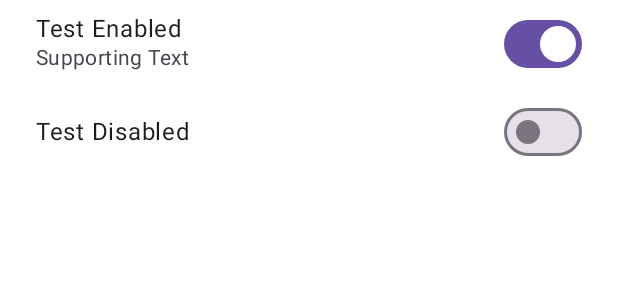
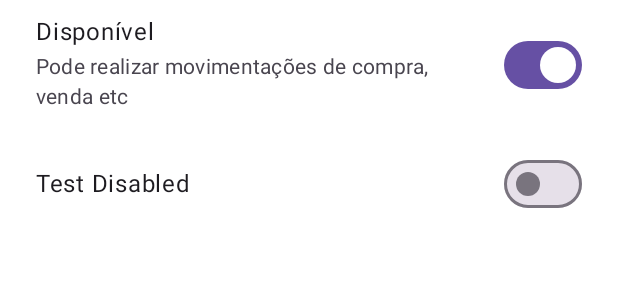
Before and after one commit to gabrielwbenatti/cosmetika, an Android app built with Jetpack Compose: the @Preview function PrevCKSwitchTile, on a phone screen of 412 x 824 dp. Shown: the top 300 px of the screen. Run offline under Robolectric (Android 15) with nearby library versions, the phone set to English and light mode, and no system bars.

Commit message:
modificações nos componentes

```diff
--- a/CosmetikaApp/app/build.gradle.kts
+++ b/CosmetikaApp/app/build.gradle.kts
@@ -61,6 +61,8 @@ dependencies {
     implementation(libs.androidx.material3)
     implementation(libs.androidx.navigation.compose)
     implementation(libs.androidx.material3.android)
+    implementation(libs.androidx.room.runtime)
+    annotationProcessor(libs.androidx.room.compiler)
     testImplementation(libs.junit)
     androidTestImplementation(libs.androidx.junit)
     androidTestImplementation(libs.androidx.espresso.core)
--- a/CosmetikaApp/app/src/main/java/com/nittbae/cosmetika/ui/components/base/CKTile.kt
+++ b/CosmetikaApp/app/src/main/java/com/nittbae/cosmetika/ui/components/base/CKTile.kt
@@ -3,6 +3,7 @@ package com.nittbae.cosmetika.ui.components.base
 import androidx.compose.foundation.hoverable
 import androidx.compose.foundation.layout.Arrangement
 import androidx.compose.foundation.layout.Row
+import androidx.compose.foundation.layout.RowScope
 import androidx.compose.foundation.layout.fillMaxWidth
 import androidx.compose.foundation.layout.padding
 import androidx.compose.material3.ColorScheme
@@ -20,17 +21,19 @@ fun CKTile(
         horizontalArrangement: Arrangement.Horizontal = Arrangement.SpaceBetween,
         verticalAlignment: Alignment.Vertical = Alignment.CenterVertically,
         color: Color = MaterialTheme.colorScheme.surfaceContainerLowest,
-    content: @Composable () -> Unit
+        content: @Composable RowScope.() -> Unit
 ) {
     Surface(color = color) {
         Row(
                 modifier = modifier
                         .fillMaxWidth()
-                .padding(horizontal = CKLayout.H_PADDING, vertical = CKLayout.V_PADDING / 3),
+                        .padding(horizontal = CKLayout.H_PADDING, vertical = CKLayout.V_PADDING),
                 horizontalArrangement = horizontalArrangement,
                 verticalAlignment = verticalAlignment,
         ) {
             content()
         }
     }
+
+
 }
--- a/CosmetikaApp/app/src/main/java/com/nittbae/cosmetika/ui/components/ckswitch/CKSwitchTile.kt
+++ b/CosmetikaApp/app/src/main/java/com/nittbae/cosmetika/ui/components/ckswitch/CKSwitchTile.kt
@@ -2,7 +2,9 @@ package com.nittbae.cosmetika.ui.components.ckswitch
 
 import androidx.compose.foundation.clickable
 import androidx.compose.foundation.layout.Arrangement
+import androidx.compose.foundation.layout.Box
 import androidx.compose.foundation.layout.Column
+import androidx.compose.foundation.layout.padding
 import androidx.compose.foundation.lazy.LazyColumn
 import androidx.compose.material3.MaterialTheme
 import androidx.compose.material3.Switch
@@ -10,7 +12,10 @@ import androidx.compose.material3.Text
 import androidx.compose.runtime.Composable
 import androidx.compose.ui.Modifier
 import androidx.compose.ui.tooling.preview.Preview
+import androidx.compose.ui.unit.dp
 import com.nittbae.cosmetika.ui.components.base.CKTile
+import com.nittbae.cosmetika.ui.components.ckdivider.CKHorizontalDivider
+import com.nittbae.cosmetika.ui.theme.CKLayout
 import com.nittbae.cosmetika.ui.theme.CosmetikaTheme
 
 @Composable
@@ -30,6 +35,7 @@ fun CKSwitchTile(
             horizontalArrangement = Arrangement.SpaceBetween,
             color = colorScheme.surfaceContainerLowest
     ) {
+        Box(modifier = Modifier.weight(1f)) {
             Column {
                 Text(
                         text = headline,
@@ -41,15 +47,20 @@ fun CKSwitchTile(
 
                 if (supportingText != null)
                     Text(
+                            modifier = Modifier.padding(top = 4.dp),
                             text = supportingText,
                             maxLines = 3,
-                    style = typo.bodyMedium.copy(
-                        color = colorScheme.onSurfaceVariant
-                    )
+                            color = colorScheme.onSurfaceVariant,
+                            style = typo.bodyMedium
                     )
             }
+        }
 
-        Switch(checked = checked, onCheckedChange = onClick)
+        Switch(
+                modifier = Modifier.padding(start = CKLayout.H_PADDING),
+                checked = checked,
+                onCheckedChange = onClick
+        )
     }
 }
 
@@ -60,8 +71,8 @@ private fun PrevCKSwitchTile() {
         LazyColumn {
             item {
                 CKSwitchTile(
-                    headline = "Test Enabled",
-                    supportingText = "Supporting Text",
+                        headline = "Disponível",
+                        supportingText = "Pode realizar movimentações de compra, venda etc",
                         checked = true,
                         onClick = {}
                 )
--- a/CosmetikaApp/app/src/main/java/com/nittbae/cosmetika/ui/page/home/products/detail/ProductsDetailPage.kt
+++ b/CosmetikaApp/app/src/main/java/com/nittbae/cosmetika/ui/page/home/products/detail/ProductsDetailPage.kt
@@ -25,6 +25,7 @@ import com.nittbae.cosmetika.ui.components.base.CKGroupItems
 import com.nittbae.cosmetika.ui.components.base.CKOutlinedTextField
 import com.nittbae.cosmetika.ui.components.base.CKScaffold
 import com.nittbae.cosmetika.ui.components.base.CKSubtitle
+import com.nittbae.cosmetika.ui.components.base.CKTile
 import com.nittbae.cosmetika.ui.components.ckdivider.CKHorizontalDivider
 import com.nittbae.cosmetika.ui.components.ckswitch.CKSwitchTile
 import com.nittbae.cosmetika.ui.components.cktextfield.CKTextField
--- a/CosmetikaApp/app/src/main/java/com/nittbae/cosmetika/ui/theme/CKLayout.kt
+++ b/CosmetikaApp/app/src/main/java/com/nittbae/cosmetika/ui/theme/CKLayout.kt
@@ -3,7 +3,7 @@ package com.nittbae.cosmetika.ui.theme
 import androidx.compose.ui.unit.dp
 
 
-object CKLayout {
+object  CKLayout {
     val H_PADDING = 24.dp
-    val V_PADDING = 16.dp
+    val V_PADDING = 12.dp
 }
--- a/CosmetikaApp/gradle/libs.versions.toml
+++ b/CosmetikaApp/gradle/libs.versions.toml
@@ -10,6 +10,8 @@ activityCompose = "1.8.2"
 composeBom = "2024.03.00"
 navigationCompose = "2.7.7"
 material3Android = "1.2.1"
+roomRuntime = "2.6.1"
+roomCompiler = "2.6.1"
 
 [libraries]
 androidx-core-ktx = { group = "androidx.core", name = "core-ktx", version.ref = "coreKtx" }
@@ -28,6 +30,8 @@ androidx-ui-test-junit4 = { group = "androidx.compose.ui", name = "ui-test-junit
 androidx-material3 = { group = "androidx.compose.material3", name = "material3", version = "1.2.1" }
 androidx-navigation-compose = { group = "androidx.navigation", name = "navigation-compose", version.ref = "navigationCompose" }
 androidx-material3-android = { group = "androidx.compose.material3", name = "material3-android", version.ref = "material3Android" }
+androidx-room-runtime = { group = "androidx.room", name = "room-runtime", version.ref = "roomRuntime" }
+androidx-room-compiler = { group = "androidx.room", name = "room-compiler", version.ref = "roomCompiler" }
 
 [plugins]
 androidApplication = { id = "com.android.application", version.ref = "agp" }
```
Lines whose indentation alone changed are shown as unchanged.
